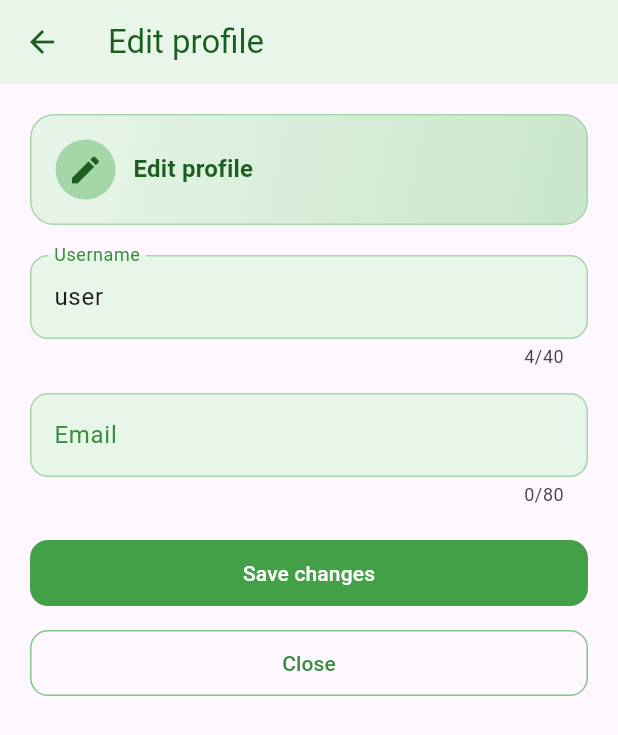
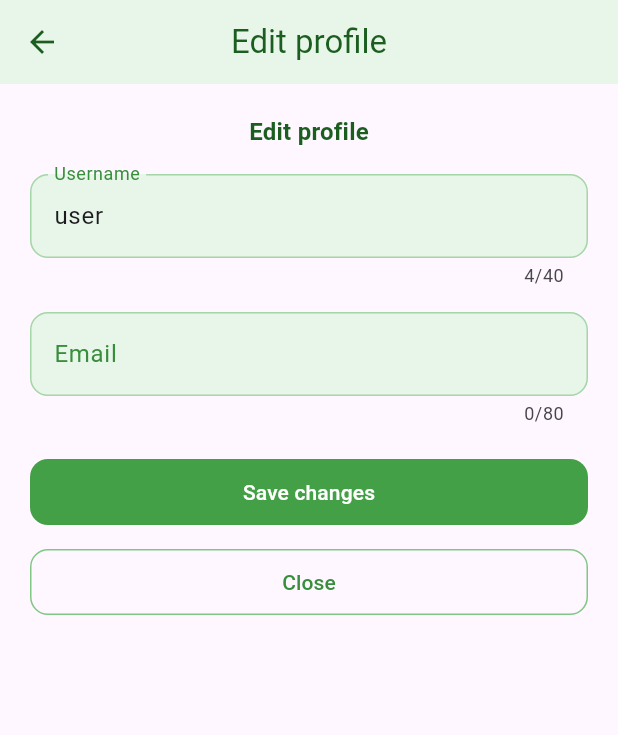
Before and after one commit to michalprog/clean_path, a Flutter app: the AccountBottomSheet widget shown alone on an empty page, opened directly, after a tap on "Edit profile", on a phone screen of 412 x 824 dp. Shown: the top 735 px of the screen. Run offline on Flutter 3.47's test engine with Material 3 defaults, Android fonts, the phone set to English and light mode, and no system bars; our stand-ins replace animated_text_kit, fl_chart, font_awesome_flutter, get_it, hugeicons, shared_preferences and 3 more; accounts and stored records are empty.

Commit message:
graphical adjustments

```diff
--- a/lib/user_views/account_bottom_sheet.dart
+++ b/lib/user_views/account_bottom_sheet.dart
@@ -95,15 +95,7 @@ class AccountBottomSheet extends StatelessWidget {
             Container(
               padding: const EdgeInsets.all(16),
               decoration: BoxDecoration(
-                gradient: LinearGradient(
-                  colors: [
-                    Colors.green.shade100,
-                    Colors.green.shade200,
-                    Colors.green.shade300,
-                  ],
-                  begin: Alignment.topLeft,
-                  end: Alignment.bottomRight,
-                ),
+                color: Colors.green.shade100,
                 borderRadius: BorderRadius.circular(16),
                 border: Border.all(color: Colors.green.shade300),
               ),
--- a/lib/user_views/account_edit_view.dart
+++ b/lib/user_views/account_edit_view.dart
@@ -35,10 +35,7 @@ class _AccountEditViewState extends State<AccountEditView> {
     super.dispose();
   }
 
-  InputDecoration _inputDecoration(
-      String label, {
-        required Color labelColor,
-      }) {
+  InputDecoration _inputDecoration(String label, {required Color labelColor}) {
     return InputDecoration(
       labelText: label,
       labelStyle: TextStyle(color: labelColor),
@@ -86,6 +83,7 @@ class _AccountEditViewState extends State<AccountEditView> {
 
     return Scaffold(
       appBar: AppBar(
+        centerTitle: true,
         title: Text(l10n.accountEditProfile),
         backgroundColor: Colors.green.shade50,
         foregroundColor: Colors.green.shade900,
@@ -97,32 +95,7 @@ class _AccountEditViewState extends State<AccountEditView> {
           child: Column(
             crossAxisAlignment: CrossAxisAlignment.start,
             children: [
-              Container(
-                padding: const EdgeInsets.all(16),
-                decoration: BoxDecoration(
-                  gradient: LinearGradient(
-                    colors: [
-                      Colors.green.shade50,
-                      Colors.green.shade100,
-                    ],
-                    begin: Alignment.topLeft,
-                    end: Alignment.bottomRight,
-                  ),
-                  borderRadius: BorderRadius.circular(16),
-                  border: Border.all(color: Colors.green.shade200),
-                ),
-                child: Row(
-                  children: [
-                    CircleAvatar(
-                      radius: 20,
-                      backgroundColor: Colors.green.shade200,
-                      child: Icon(
-                        Icons.edit,
-                        color: Colors.green.shade900,
-                      ),
-                    ),
-                    const SizedBox(width: 12),
-                    Expanded(
+              Center(
                 child: Text(
                   l10n.accountEditProfile,
                   style: tt.titleMedium?.copyWith(
@@ -131,10 +104,7 @@ class _AccountEditViewState extends State<AccountEditView> {
                   ),
                 ),
               ),
-                  ],
-                ),
-              ),
-              const SizedBox(height: 20),
+              const SizedBox(height: 16),
 
               if (user == null) ...[
                 Text(
@@ -178,7 +148,8 @@ class _AccountEditViewState extends State<AccountEditView> {
               SizedBox(
                 width: double.infinity,
                 child: FilledButton(
-                  onPressed: isLoading || user == null
+                  onPressed:
+                      isLoading || user == null
                           ? null
                           : () => _saveChanges(context),
                   style: FilledButton.styleFrom(
```
Also changed, not shown: lib/widgets/Timer_Widget.dart (+26 -13 lines). Lines whose indentation alone changed are shown as unchanged.
